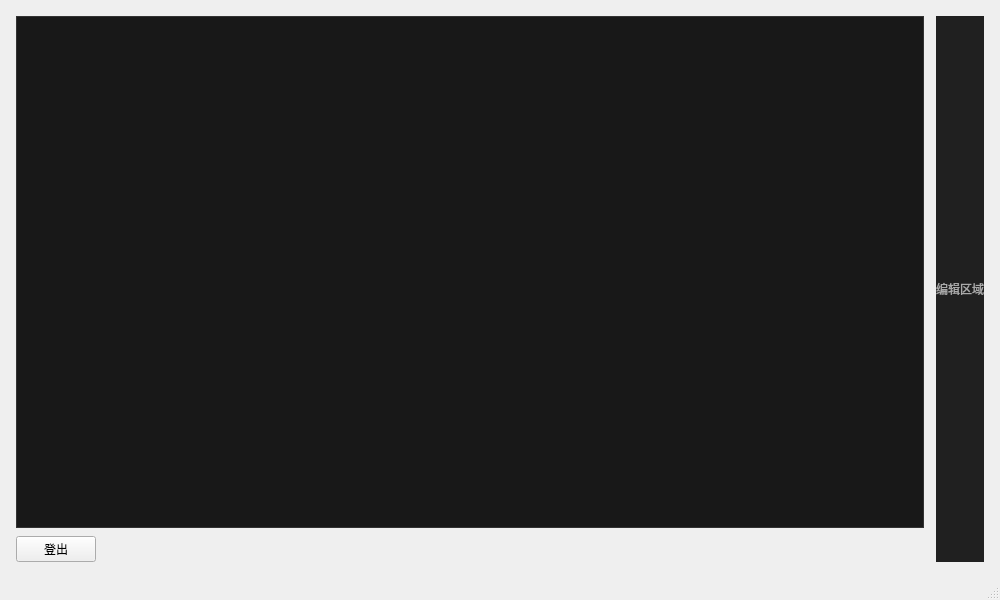
RIPTIDE-z/R-Note, file Note_front/src/Editor/editor_window.ui: the form before one commit.
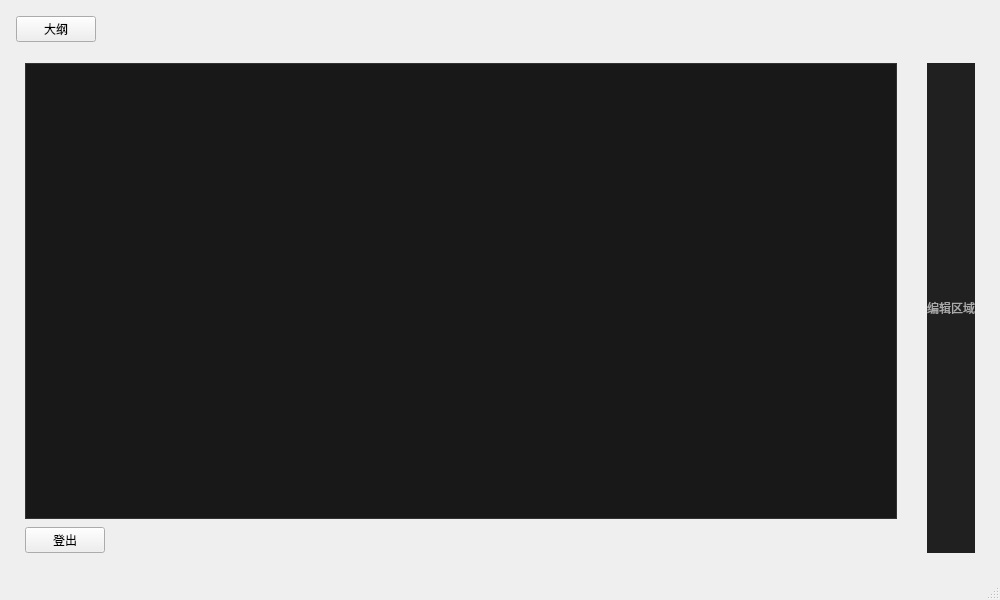
The form after the commit.

Commit message: 加入大纲动画

The edit to the form file:
```diff
--- a/Note_front/src/Editor/editor_window.ui
+++ b/Note_front/src/Editor/editor_window.ui
@@ -14,7 +14,8 @@
 	  <string>Note Editor</string>
 	</property>
 	<widget class="QWidget" name="centralwidget">
-	  <layout class="QHBoxLayout" name="mainHLayout">
+	  <!-- 外层垂直布局：上方是工具栏区域（大纲按钮），下方是左右分栏 -->
+	  <layout class="QVBoxLayout" name="centralLayout">
 		<property name="leftMargin">
 		  <number>16</number>
 		</property>
@@ -31,8 +32,45 @@
 		  <number>12</number>
 		</property>
 
-		<!-- ========= 左侧：TreeView + Logout ========= -->
+		<!-- 顶部工具栏：左上角大纲按钮 -->
 		<item>
+		  <layout class="QHBoxLayout" name="topBarLayout">
+			<property name="spacing">
+			  <number>8</number>
+			</property>
+			<item>
+			  <widget class="QPushButton" name="outlineButton">
+				<property name="text">
+				  <string>大纲</string>
+				</property>
+			  </widget>
+			</item>
+			<item>
+			  <spacer name="topBarSpacer">
+				<property name="orientation">
+				  <enum>Qt::Horizontal</enum>
+				</property>
+				<property name="sizeHint">
+				  <size>
+					<width>40</width>
+					<height>20</height>
+				  </size>
+				</property>
+			  </spacer>
+			</item>
+		  </layout>
+		</item>
+
+		<!-- 主内容区域：左侧大纲（leftPanel）+ 右侧编辑区域 -->
+		<item>
+		  <layout class="QHBoxLayout" name="mainHLayout">
+			<property name="spacing">
+			  <number>12</number>
+			</property>
+
+			<!-- 左侧：大纲面板，作为一个 QWidget 容器，方便做宽度动画 -->
+			<item>
+			  <widget class="QWidget" name="leftPanel">
 		  <layout class="QVBoxLayout" name="leftLayout">
 			<property name="spacing">
 			  <number>8</number>
@@ -102,10 +140,12 @@
 			  </layout>
 			</item>
 		  </layout>
+			  </widget>
 		</item>
 
-		<!-- ========= 右侧：编辑区域占位 ========= -->
+			<!-- 右侧：编辑区域 -->
 		<item>
+			  <widget class="QWidget" name="rightPanel">
 		  <layout class="QVBoxLayout" name="rightLayout">
 			<property name="spacing">
 			  <number>8</number>
@@ -124,9 +164,13 @@
 			  </widget>
 			</item>
 		  </layout>
+			  </widget>
 		</item>
 
 	  </layout>
+		</item>
+
+	  </layout>
 	</widget>
 	<widget class="QMenuBar" name="menubar">
 	  <property name="geometry">
```
Left out of the diff: 45 changed lines with no effect on the pictures. Lines whose indentation alone changed are shown as unchanged. The commit also changes 4 other files.
